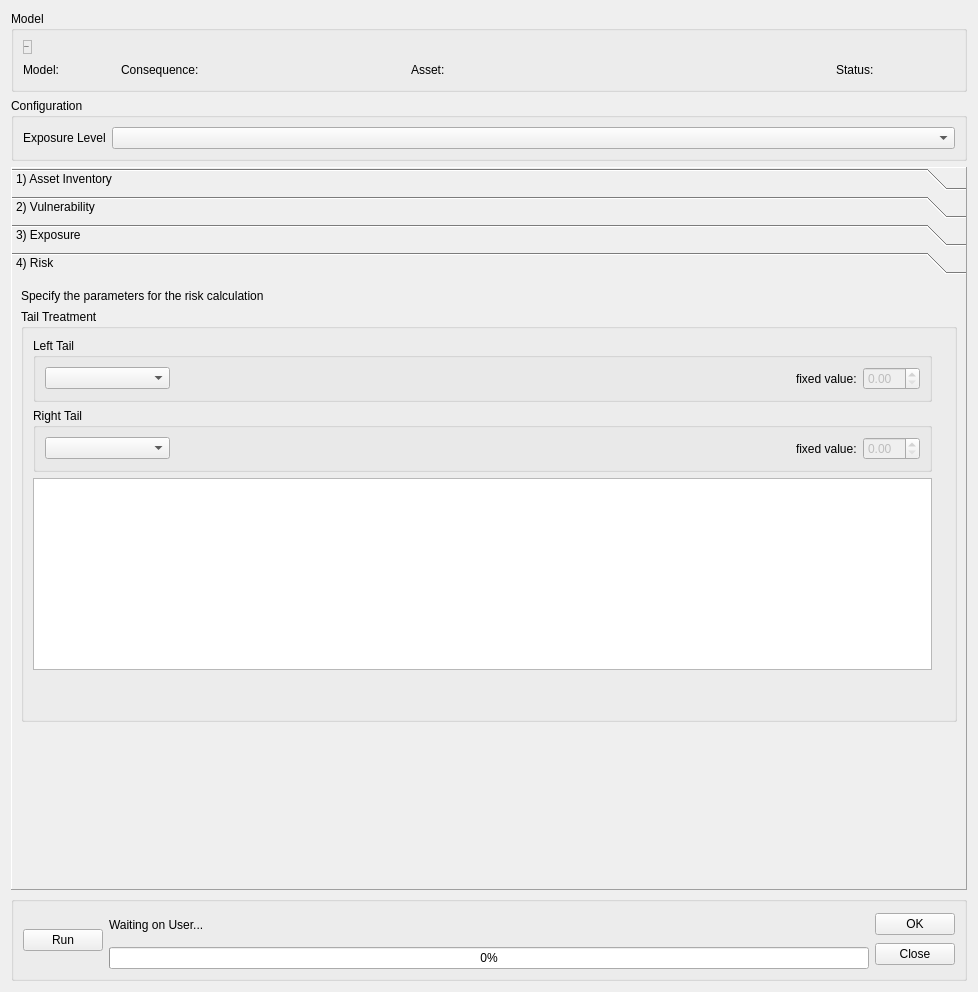
Old version of the form canflood2/canflood2_model_config.ui in the repository cefect/CanFlood2.
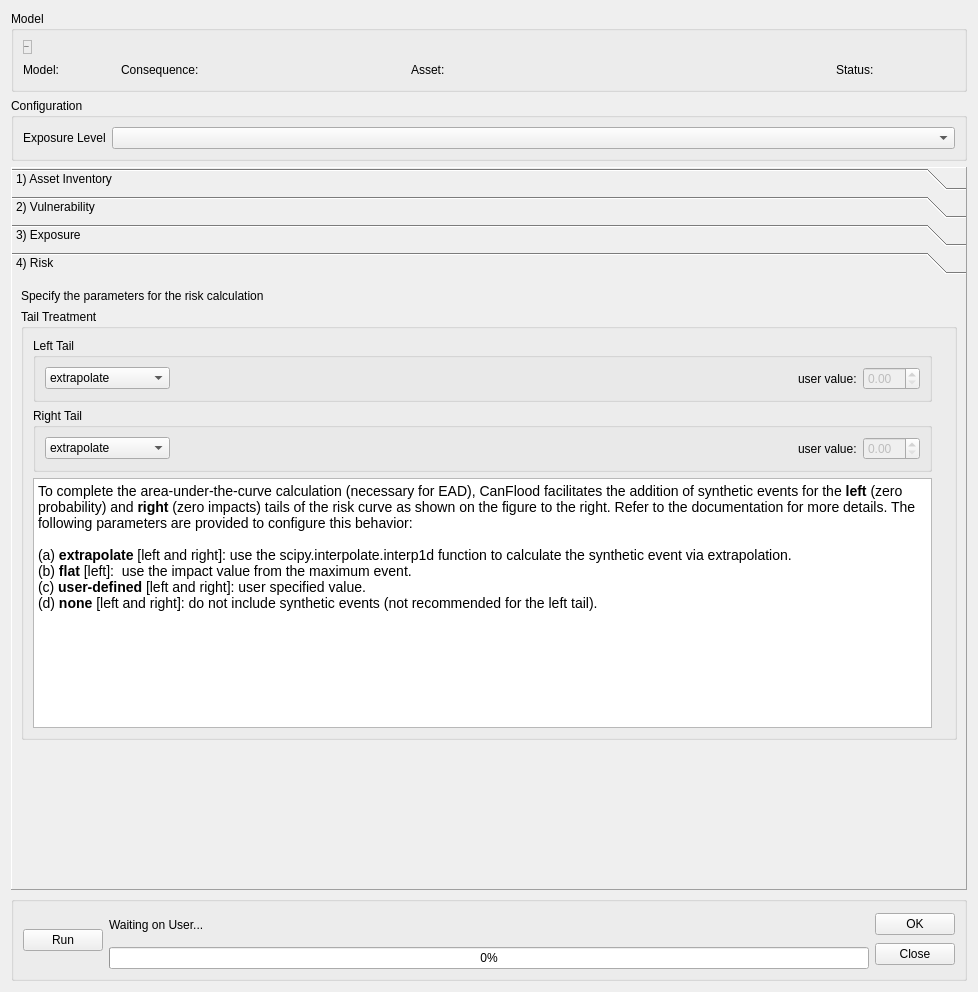
New version of the form. The open tabs and pages were chosen to show the change. Icons and pictures are not drawn. Custom widgets are drawn as their Qt base class.

Commit message: risk tail work

Patch:
```diff
--- a/canflood2/canflood2_model_config.ui
+++ b/canflood2/canflood2_model_config.ui
@@ -1577,8 +1577,13 @@
                   </size>
                  </property>
                  <property name="currentIndex">
-                  <number>-1</number>
+                  <number>0</number>
                  </property>
+                 <item>
+                  <property name="text">
+                   <string>extrapolate</string>
+                  </property>
+                 </item>
                  <item>
                   <property name="text">
                    <string>flat</string>
@@ -1623,7 +1628,7 @@
                   </sizepolicy>
                  </property>
                  <property name="text">
-                  <string>fixed value:</string>
+                  <string>user value:</string>
                  </property>
                 </widget>
                </item>
@@ -1670,7 +1675,7 @@
                   </size>
                  </property>
                  <property name="currentIndex">
-                  <number>-1</number>
+                  <number>0</number>
                  </property>
                  <item>
                   <property name="text">
@@ -1711,7 +1716,7 @@
                   </sizepolicy>
                  </property>
                  <property name="text">
-                  <string>fixed value:</string>
+                  <string>user value:</string>
                  </property>
                 </widget>
                </item>
@@ -1732,20 +1737,39 @@
              </widget>
             </item>
             <item>
-             <widget class="QTextBrowser" name="textBrowser"/>
-            </item>
-            <item>
-             <spacer name="verticalSpacer_9">
-              <property name="orientation">
-               <enum>Qt::Vertical</enum>
+             <widget class="QTextBrowser" name="textBrowser">
+              <property name="sizePolicy">
+               <sizepolicy hsizetype="Expanding" vsizetype="Fixed">
+                <horstretch>0</horstretch>
+                <verstretch>0</verstretch>
+               </sizepolicy>
               </property>
-              <property name="sizeHint" stdset="0">
+              <property name="minimumSize">
                <size>
-                <width>20</width>
-                <height>40</height>
+                <width>0</width>
+                <height>250</height>
                </size>
               </property>
-             </spacer>
+              <property name="horizontalScrollBarPolicy">
+               <enum>Qt::ScrollBarAlwaysOff</enum>
+              </property>
+              <property name="sizeAdjustPolicy">
+               <enum>QAbstractScrollArea::AdjustIgnored</enum>
+              </property>
+              <property name="html">
+               <string>&lt;!DOCTYPE HTML PUBLIC &quot;-//W3C//DTD HTML 4.0//EN&quot; &quot;http://www.w3.org/TR/REC-html40/strict.dtd&quot;&gt;
+&lt;html&gt;&lt;head&gt;&lt;meta name=&quot;qrichtext&quot; content=&quot;1&quot; /&gt;&lt;style type=&quot;text/css&quot;&gt;
+p, li { white-space: pre-wrap; }
+&lt;/style&gt;&lt;/head&gt;&lt;body style=&quot; font-family:'MS Shell Dlg 2'; font-size:14px; font-weight:400; font-style:normal;&quot;&gt;
+&lt;p style=&quot; margin-top:0px; margin-bottom:0px; margin-left:0px; margin-right:0px; -qt-block-indent:0; text-indent:0px;&quot;&gt;&lt;span style=&quot; font-size:14px;&quot;&gt;To complete the area-under-the-curve calculation (necessary for EAD), CanFlood facilitates the addition of synthetic events for the &lt;/span&gt;&lt;span style=&quot; font-size:14px; font-weight:600;&quot;&gt;left&lt;/span&gt;&lt;span style=&quot; font-size:14px;&quot;&gt; (zero probability) and &lt;/span&gt;&lt;span style=&quot; font-size:14px; font-weight:600;&quot;&gt;right&lt;/span&gt;&lt;span style=&quot; font-size:14px;&quot;&gt; (zero impacts) tails of the risk curve as shown on the figure to the right. Refer to the documentation for more details. The following parameters are provided to configure this behavior:&lt;/span&gt;&lt;/p&gt;
+&lt;p style=&quot;-qt-paragraph-type:empty; margin-top:0px; margin-bottom:0px; margin-left:0px; margin-right:0px; -qt-block-indent:0; text-indent:0px;&quot;&gt;&lt;br /&gt;&lt;/p&gt;
+&lt;p style=&quot; margin-top:0px; margin-bottom:0px; margin-left:0px; margin-right:0px; -qt-block-indent:0; text-indent:0px;&quot;&gt;&lt;span style=&quot; font-size:14px;&quot;&gt;(a) &lt;/span&gt;&lt;span style=&quot; font-size:14px; font-weight:600;&quot;&gt;extrapolate&lt;/span&gt;&lt;span style=&quot; font-size:14px;&quot;&gt; [left and right]: use the scipy.interpolate.interp1d function to calculate the synthetic event via extrapolation.&lt;/span&gt;&lt;/p&gt;
+&lt;p style=&quot; margin-top:0px; margin-bottom:0px; margin-left:0px; margin-right:0px; -qt-block-indent:0; text-indent:0px;&quot;&gt;&lt;span style=&quot; font-size:14px;&quot;&gt;(b) &lt;/span&gt;&lt;span style=&quot; font-size:14px; font-weight:600;&quot;&gt;flat&lt;/span&gt;&lt;span style=&quot; font-size:14px;&quot;&gt; [left]:  use the impact value from the maximum event.&lt;/span&gt;&lt;/p&gt;
+&lt;p style=&quot; margin-top:0px; margin-bottom:0px; margin-left:0px; margin-right:0px; -qt-block-indent:0; text-indent:0px;&quot;&gt;&lt;span style=&quot; font-size:14px;&quot;&gt;(c) &lt;/span&gt;&lt;span style=&quot; font-size:14px; font-weight:600;&quot;&gt;user-defined&lt;/span&gt;&lt;span style=&quot; font-size:14px;&quot;&gt; [left and right]: user specified value.&lt;/span&gt;&lt;/p&gt;
+&lt;p style=&quot; margin-top:0px; margin-bottom:0px; margin-left:0px; margin-right:0px; -qt-block-indent:0; text-indent:0px;&quot;&gt;&lt;span style=&quot; font-size:14px;&quot;&gt;(d) &lt;/span&gt;&lt;span style=&quot; font-size:14px; font-weight:600;&quot;&gt;none&lt;/span&gt;&lt;span style=&quot; font-size:14px;&quot;&gt; [left and right]: do not include synthetic events (not recommended for the left tail). &lt;/span&gt;&lt;/p&gt;
+&lt;p style=&quot;-qt-paragraph-type:empty; margin-top:0px; margin-bottom:0px; margin-left:0px; margin-right:0px; -qt-block-indent:0; text-indent:0px;&quot;&gt;&lt;br /&gt;&lt;/p&gt;&lt;/body&gt;&lt;/html&gt;</string>
+              </property>
+             </widget>
             </item>
            </layout>
           </item>
```
Left out of the diff: 9 changed lines with no effect on the pictures. The commit also changes 5 other files.
